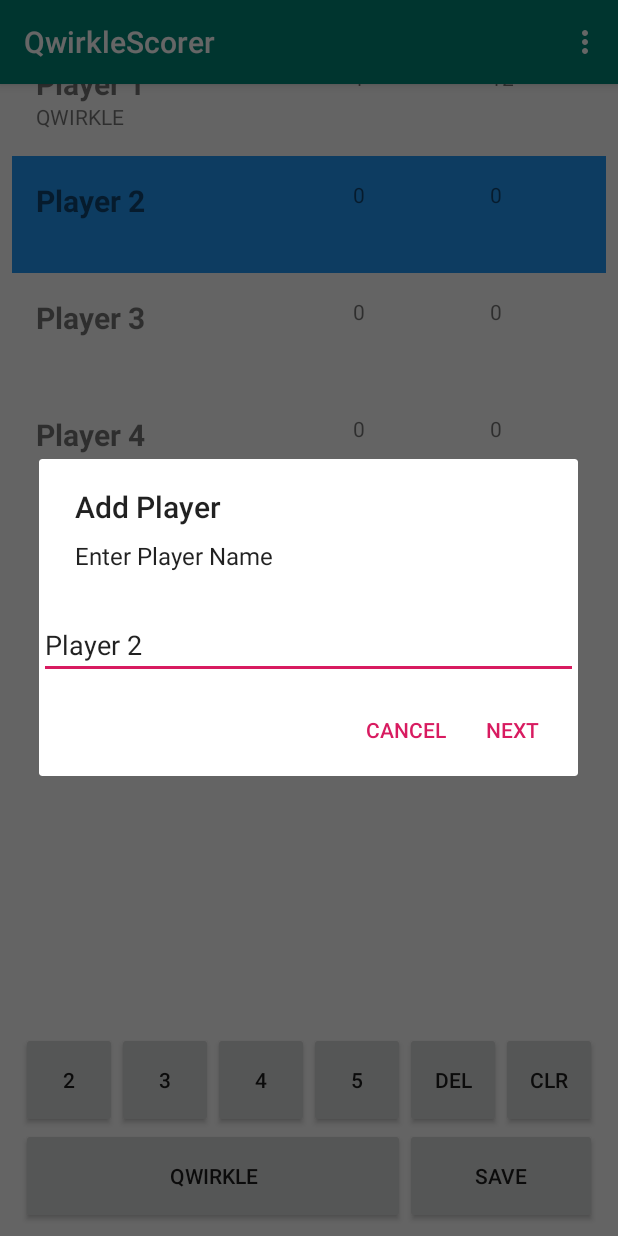
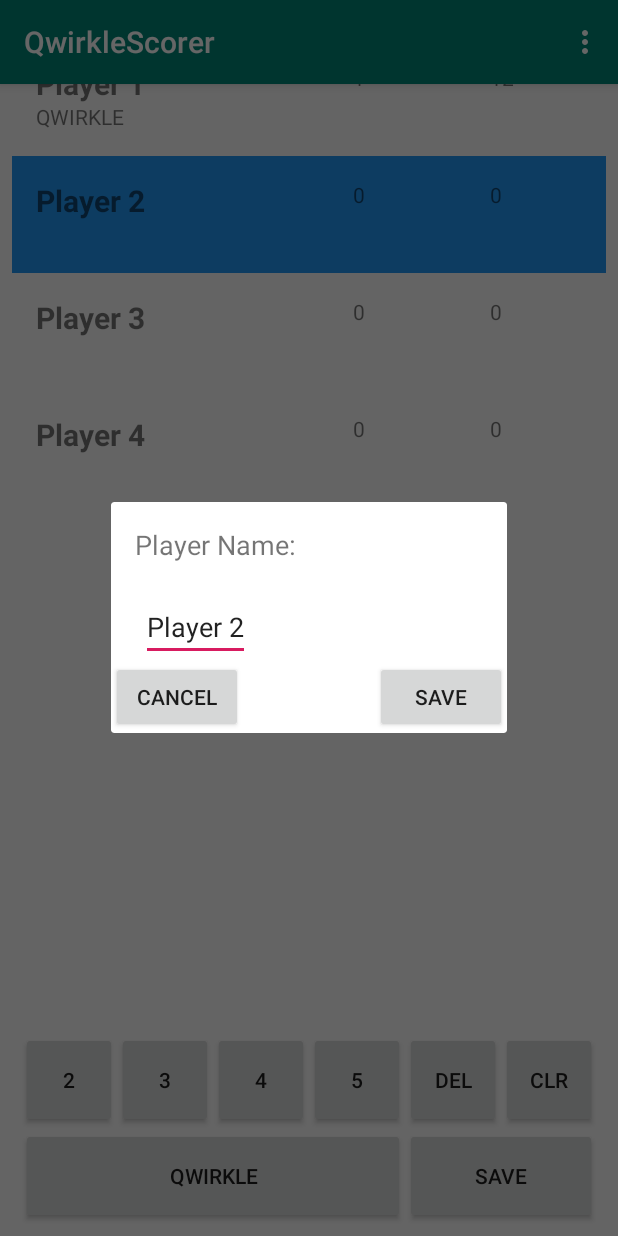
Before and after one commit to lucascowe/QwirkleScorer, an Android app: the screen it shows after launch (MainActivity), in the options menu, after a tap on "Rename Player", on a phone screen of 412 x 824 dp. Run offline under Robolectric (Android 15) with nearby library versions, the phone set to English and light mode, and no system bars.

Commit message:
custom dialog to add and rename players

```diff
--- a/app/src/main/java/keepitsimple/store/qwirklescorer/MainActivity.java
+++ b/app/src/main/java/keepitsimple/store/qwirklescorer/MainActivity.java
@@ -29,6 +29,8 @@ public class MainActivity extends AppCompatActivity implements RecAdapter.RecLis
     RecAdapter recAdapter;
     ArrayList<Player> players;
 
+
+
     @Override
     public boolean onCreateOptionsMenu(Menu menu) {
         MenuInflater menuInflater = getMenuInflater();
@@ -36,32 +38,41 @@ public class MainActivity extends AppCompatActivity implements RecAdapter.RecLis
         return super.onCreateOptionsMenu(menu);
     }
 
-    public void addPlayer() {
+    public void playerName(Boolean isNewPlayer) {
         Button btnAdd, btnCancel, btnFinish;
         final Dialog dialog = new Dialog(MainActivity.this);
         dialog.setContentView(R.layout.add_player);
         final EditText inputEditText;
         inputEditText = dialog.findViewById(R.id.editTextDialogName);
-        inputEditText.setText("");
-        dialog.setTitle("Add Player");
-        dialog.setCancelable(true);
         btnCancel = dialog.findViewById(R.id.btnDialogCancel);
+        btnAdd = dialog.findViewById(R.id.btnDialogAdd);
+        btnFinish = dialog.findViewById(R.id.btnDialogFinish);
+        if (isNewPlayer) {
+            inputEditText.setText("");
+            dialog.setTitle("Add player");
+            dialog.setCancelable(true);
+        } else {
+            inputEditText.setText(players.get(findSelectedPlayer()).getName());
+            dialog.setTitle("Rename Player");
+            dialog.setCancelable(true);
+            btnFinish.setText("Save");
+            btnAdd.setVisibility(View.INVISIBLE);
+        }
         btnCancel.setOnClickListener(new View.OnClickListener() {
             @Override
             public void onClick(View view) {
                 dialog.dismiss();            }
         });
-        btnAdd = dialog.findViewById(R.id.btnDialogAdd);
         btnAdd.setOnClickListener(new View.OnClickListener() {
             @Override
             public void onClick(View view) {
                 players.add(new Player(inputEditText.getText().toString()));
                 recAdapter.notifyDataSetChanged();
                 dialog.dismiss();
-                addPlayer();
+                playerName(true);
             }
         });
-        btnFinish = dialog.findViewById(R.id.btnDialogFinish);
+
         btnFinish.setOnClickListener(new View.OnClickListener() {
             @Override
             public void onClick(View view) {
@@ -71,50 +82,20 @@ public class MainActivity extends AppCompatActivity implements RecAdapter.RecLis
             }
         });
         dialog.show();
-
-
-//        new AlertDialog.Builder(this)
-//            .setTitle("Add Player")
-//            .setMessage("Enter Player Name")
-//            .setView(inputEditText)
-//            .setPositiveButton("Finished", new DialogInterface.OnClickListener() {
-//                @Override
-//                public void onClick(DialogInterface dialogInterface, int i) {
-//                    if (!inputEditText.getText().toString().equals("")) {
-//                        players.add(new Player(inputEditText.getText().toString()));
-//                        recAdapter.notifyDataSetChanged();
-//                    }
-//                }
-//            })
-//            .setPositiveButton("Next", new DialogInterface.OnClickListener() {
-//                @Override
-//                public void onClick(DialogInterface dialogInterface, int i) {
-//                    if (!inputEditText.getText().toString().equals("")) {
-//                        players.add(new Player(inputEditText.getText().toString()));
-//                        recAdapter.notifyDataSetChanged();
-//                        addPlayer();
-//                    }
-//                }
-//            })
-//                .setNegativeButton("Cancel", new DialogInterface.OnClickListener() {
-//                    @Override
-//                    public void onClick(DialogInterface dialogInterface, int i) {
-//                        // do nothing
-//                    }
-//                })
-//            .show();
     }
 
+    int findSelectedPlayer() {
+        for (int i = 0; i < players.size(); i++) {
+            if (players.get(i).isSelected()) {
+                return i;
+            }
+        }
+        return 0;
+    }
 
     public void renamePlayer() {
         final EditText inputEditText = new EditText(this);
-        int i;
-        for (i = 0; i < players.size(); i++) {
-            if (players.get(i).isSelected()) {
-                break;
-            }
-        }
-        final int pos = i;
+        final int pos = findSelectedPlayer();
 
         inputEditText.setText(players.get(pos).getName());
 
@@ -146,14 +127,14 @@ public class MainActivity extends AppCompatActivity implements RecAdapter.RecLis
 
         switch (item.getItemId()) {
             case R.id.newPlayer:
-                addPlayer();
+                playerName(true);
                 if (players.size() == 1) {
                     players.get(0).setSelected(true);
                 }
                 break;
             case R.id.rename:
                 if (players.size() > 0) {
-                    renamePlayer();
+                    playerName(false);
                 }
                 break;
             case R.id.delete:
@@ -278,7 +259,7 @@ public class MainActivity extends AppCompatActivity implements RecAdapter.RecLis
         playerTurn = 0;
         players.get(playerTurn).setSelected(true);
         initRecycler();
-        addPlayer();
+        playerName(true);
     }
 
     @Override
--- a/app/src/main/java/keepitsimple/store/qwirklescorer/Player.java
+++ b/app/src/main/java/keepitsimple/store/qwirklescorer/Player.java
@@ -1,6 +1,4 @@
 package keepitsimple.store.qwirklescorer;
-
-import android.util.Log;
 
 import java.util.ArrayList;
 
@@ -13,7 +11,7 @@ class Player {
 
     Player(String player) {
         if (player.isEmpty()) {
-            player = "This player needs a name";
+            player = "Player X";
         }
         this.name = player;
         this.turn = new ArrayList<>();
```
